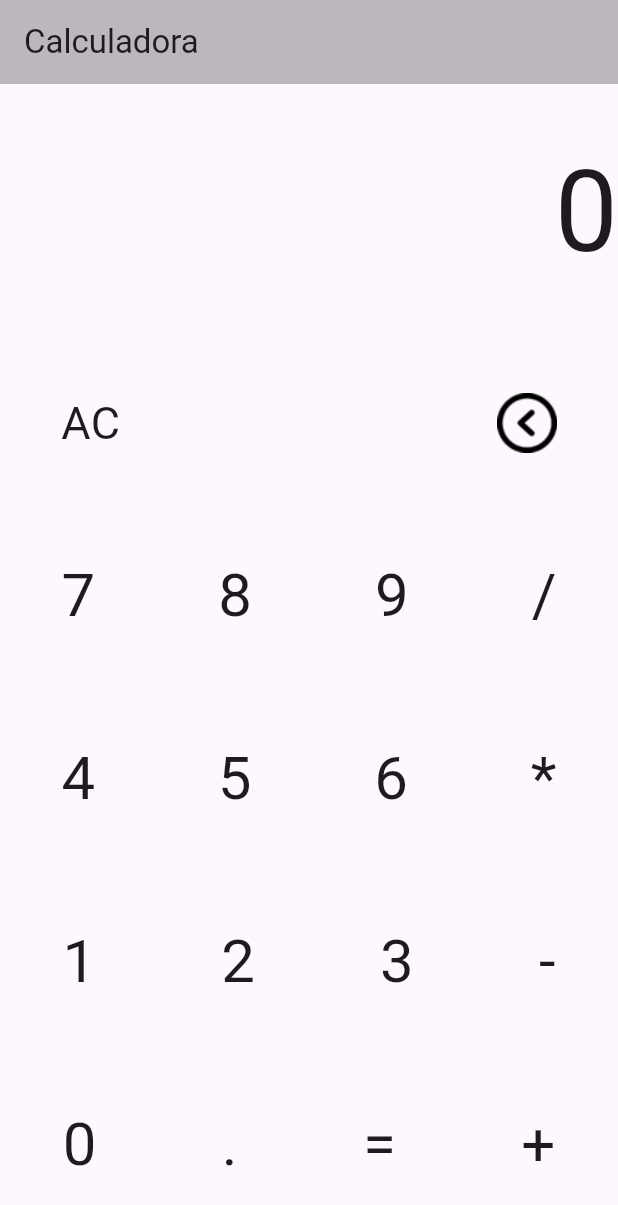
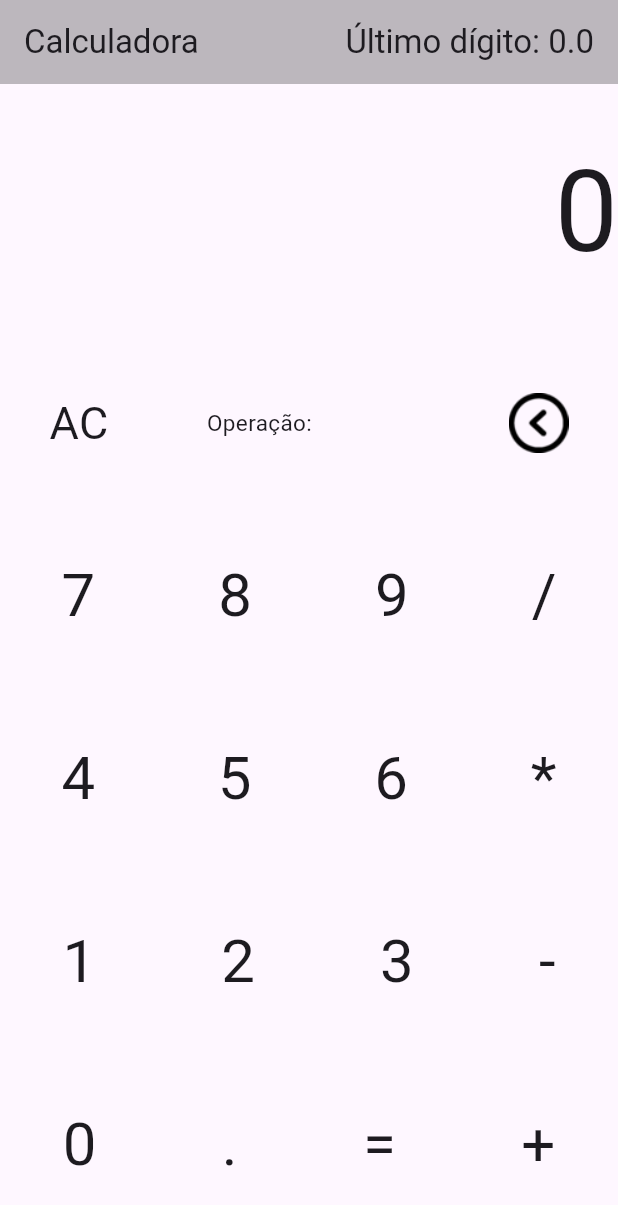
Before and after one commit to gustavo-bento-teles/calculadora-flutter, a Flutter app: the screen it shows after launch, item 2 of the bottom bar chosen, after a tap on "AC", on a phone screen of 412 x 824 dp. Shown: the top 1205 px of the screen. Run offline on Flutter 3.47's test engine with Material 3 defaults, Android fonts, the phone set to English and light mode, and no system bars.

Commit message:
breves alterações no design

```diff
--- a/lib/main.dart
+++ b/lib/main.dart
@@ -45,9 +45,11 @@ class _MyAppState extends State<MyApp> {
       case '*':
       case '-':
       case '+':
-        operacao = tecla;
         primeiroNumero = double.parse(numero);
         numero = '0';
+        setState(() {
+          operacao = tecla;
+        });
         break;
 
       case '.':
@@ -78,6 +80,8 @@ class _MyAppState extends State<MyApp> {
             numero = erro;
           } else {
             numero = resultado.toString();
+            operacao = '';
+            primeiroNumero = 0.0;
           }
         });
         break;
@@ -85,6 +89,8 @@ class _MyAppState extends State<MyApp> {
       case 'AC':
         setState(() {
           numero = '0';
+          operacao = '';
+          primeiroNumero = 0.0;
         });
         break;
 
@@ -108,7 +114,17 @@ class _MyAppState extends State<MyApp> {
       debugShowCheckedModeBanner: false,
       home: Scaffold(
         appBar: AppBar(
-          title: const Text('Calculadora'),
+          title: Row(
+            mainAxisAlignment: MainAxisAlignment.spaceBetween,
+            children: [
+              const Text(
+                'Calculadora',
+              ),
+              Text(
+                'Último dígito: ${primeiroNumero.toString()}',
+              ),
+            ],
+          ),
           backgroundColor: Colors.black26,
         ),
         body: Column(
@@ -135,8 +151,14 @@ class _MyAppState extends State<MyApp> {
                     style: TextStyle(fontSize: 30),
                   ),
                 ),
-                const Text(' '),
-                const Text(' '),
+                const Text(
+                  'Operação:',
+                  style: TextStyle(fontSize: 15),
+                ),
+                Text(
+                  operacao,
+                  style: const TextStyle(fontSize: 25),
+                ),
                 GestureDetector(
                   onTap: () {
                     calcular('<-');
```
